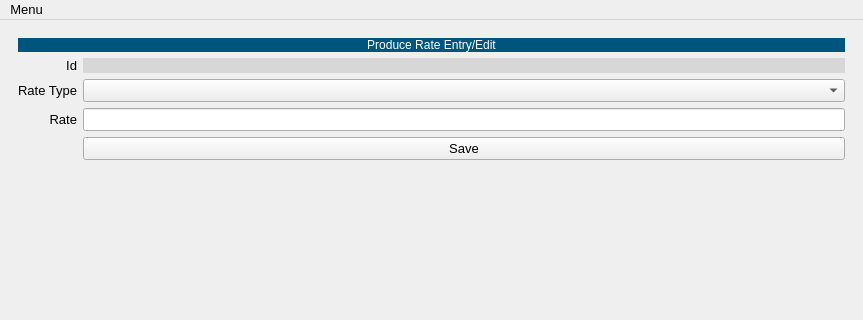
Soapey/HQCPQ, file app/gui/ui_files/main_window.ui: the form before one commit; both pictures show x 0 to 863 and y 0 to 320 of the 863 by 827 pixel window.
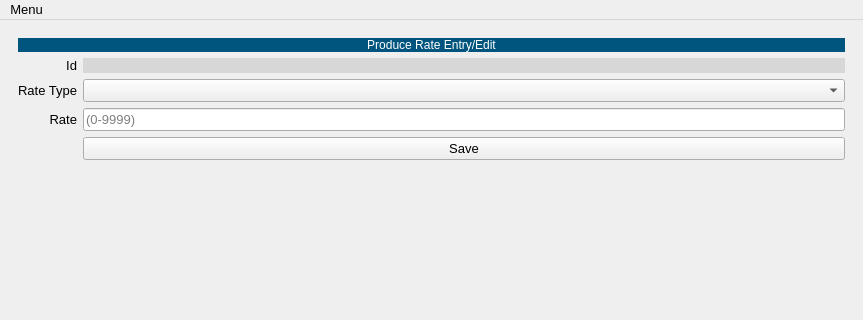
The form after the commit. The open tabs and pages were chosen to show the change.

What changed in the file:
```diff
--- a/app/gui/ui_files/main_window.ui
+++ b/app/gui/ui_files/main_window.ui
@@ -966,7 +966,11 @@
          </widget>
         </item>
         <item row="3" column="1">
-         <widget class="QLineEdit" name="txtProductRate_Rate"/>
+         <widget class="QLineEdit" name="txtProductRate_Rate">
+          <property name="placeholderText">
+           <string>(0-9999)</string>
+          </property>
+         </widget>
         </item>
         <item row="4" column="1">
          <widget class="QPushButton" name="btnSaveProductRate">
```
Left out of the diff: 20 changed lines with no effect on the pictures.
